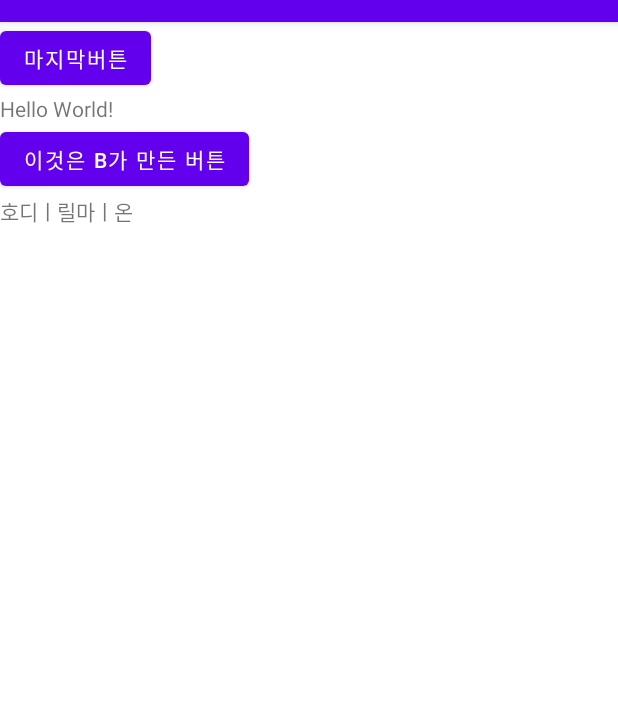
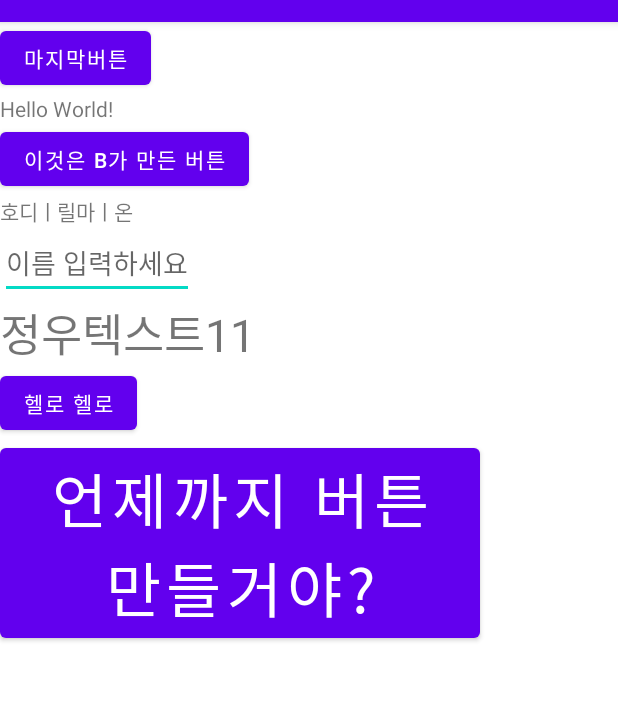
Before and after one commit to BlackLair/githubtest, an Android app: the screen it shows after launch (MainActivity), on a phone screen of 412 x 824 dp, the part 62-763 px from its top. Run offline under Robolectric (Android 15) with nearby library versions, the phone set to English and light mode, and no system bars.

Commit message:
언제까지 버튼만들래?>

```diff
--- a/app/src/main/res/layout/activity_main.xml
+++ b/app/src/main/res/layout/activity_main.xml
@@ -20,8 +20,8 @@
         android:layout_height="wrap_content"
         android:text="이것은 b가 만든 버튼"/>
     <TextView
-        android:layout_width="match_parent"
-        android:layout_height="match_parent"
+        android:layout_width="wrap_content"
+        android:layout_height="wrap_content"
         android:text="호디ㅣ릴마ㅣ온"
         android:id="@+id/dsdsad" />
     <EditText
@@ -39,6 +39,11 @@
         android:layout_height="wrap_content"
         android:text="헬로 헬로"
         android:id="@+id/btnName"/>
+    <Button
+        android:layout_width="wrap_content"
+        android:layout_height="wrap_content"
+        android:text="언제까지 버튼만들거야?"
+        android:textSize="40dp"/>
     //dektop의 final 주석
 
     //desktop의 브랜치로 추가한 주석
```
